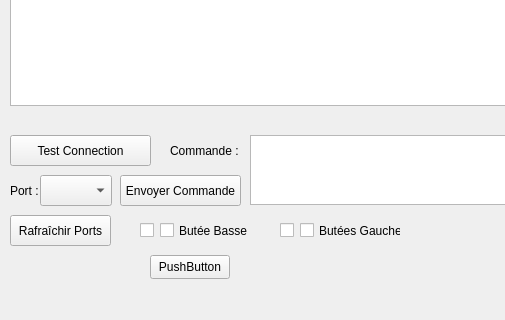
This is MobyCreaApp/mainwindow.ui in kayakdemer63/Projet_MobyCrea as Qt 5 draws it before an edit; both pictures show x 0 to 505 and y 155 to 475 of the 683 by 475 pixel window. The edited form follows.
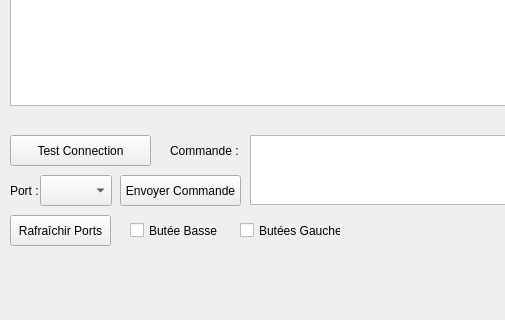
This is the edited form.

```diff
--- a/MobyCreaApp/mainwindow.ui
+++ b/MobyCreaApp/mainwindow.ui
@@ -165,9 +165,12 @@
     </property>
    </widget>
    <widget class="QCheckBox" name="checkButeeBasse">
+    <property name="enabled">
+     <bool>true</bool>
+    </property>
     <property name="geometry">
      <rect>
-      <x>160</x>
+      <x>130</x>
       <y>370</y>
       <width>91</width>
       <height>31</height>
@@ -176,11 +179,17 @@
     <property name="text">
      <string>Butée Basse</string>
     </property>
+    <property name="checkable">
+     <bool>true</bool>
+    </property>
    </widget>
    <widget class="QCheckBox" name="checkButeeGauche">
+    <property name="enabled">
+     <bool>true</bool>
+    </property>
     <property name="geometry">
      <rect>
-      <x>300</x>
+      <x>240</x>
       <y>370</y>
       <width>101</width>
       <height>31</height>
@@ -189,40 +198,8 @@
     <property name="text">
      <string>Butées Gauche</string>
     </property>
-   </widget>
-   <widget class="QCheckBox" name="checkButeeBasse2">
-    <property name="enabled">
+    <property name="checkable">
      <bool>true</bool>
-    </property>
-    <property name="geometry">
-     <rect>
-      <x>140</x>
-      <y>370</y>
-      <width>16</width>
-      <height>31</height>
-     </rect>
-    </property>
-    <property name="text">
-     <string/>
-    </property>
-    <property name="checkable">
-     <bool>false</bool>
-    </property>
-   </widget>
-   <widget class="QCheckBox" name="checkButeeGauche2">
-    <property name="geometry">
-     <rect>
-      <x>280</x>
-      <y>370</y>
-      <width>16</width>
-      <height>31</height>
-     </rect>
-    </property>
-    <property name="text">
-     <string/>
-    </property>
-    <property name="checkable">
-     <bool>false</bool>
     </property>
    </widget>
    <widget class="QPlainTextEdit" name="sqlRep">
@@ -248,19 +225,6 @@
      <string>Effacer les réponses</string>
     </property>
    </widget>
-   <widget class="QPushButton" name="pushButton_2">
-    <property name="geometry">
-     <rect>
-      <x>150</x>
-      <y>410</y>
-      <width>80</width>
-      <height>24</height>
-     </rect>
-    </property>
-    <property name="text">
-     <string>PushButton</string>
-    </property>
-   </widget>
   </widget>
   <widget class="QMenuBar" name="menubar">
    <property name="geometry">
```
Left out of the diff: 16 changed lines with no effect on the pictures.
